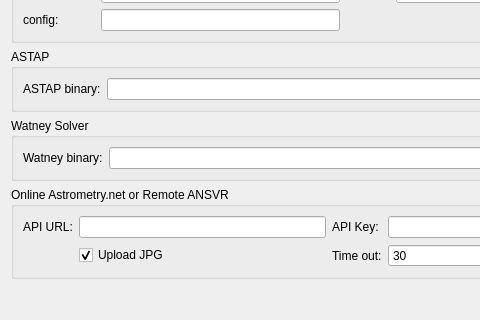
This is kstars/ekos/align/opsprograms.ui in KDE/kstars as Qt 5 draws it before an edit; both pictures show x 0 to 480 and y 197 to 517 of the 658 by 517 pixel window. The edited form follows.
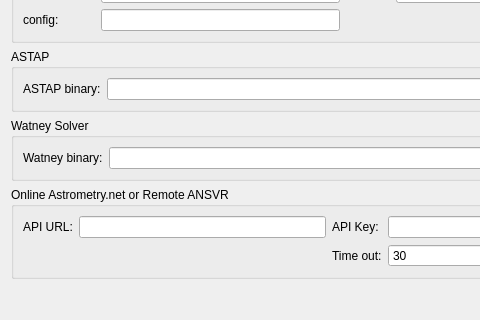
This is the edited form.

Commit message: Change default image format for online astrometry from JPG to FITS

Patch:
```diff
--- a/kstars/ekos/align/opsprograms.ui
+++ b/kstars/ekos/align/opsprograms.ui
@@ -255,19 +255,6 @@
         </property>
        </widget>
       </item>
-      <item row="2" column="1">
-       <widget class="QCheckBox" name="kcfg_AstrometryUseJPEG">
-        <property name="toolTip">
-         <string>Use JPEG format, instead of FITS, to upload images to the online astrometry.net service</string>
-        </property>
-        <property name="text">
-         <string>Upload JPG</string>
-        </property>
-        <property name="checked">
-         <bool>true</bool>
-        </property>
-       </widget>
-      </item>
      </layout>
     </widget>
    </item>
```
The commit also changes 2 other files.
